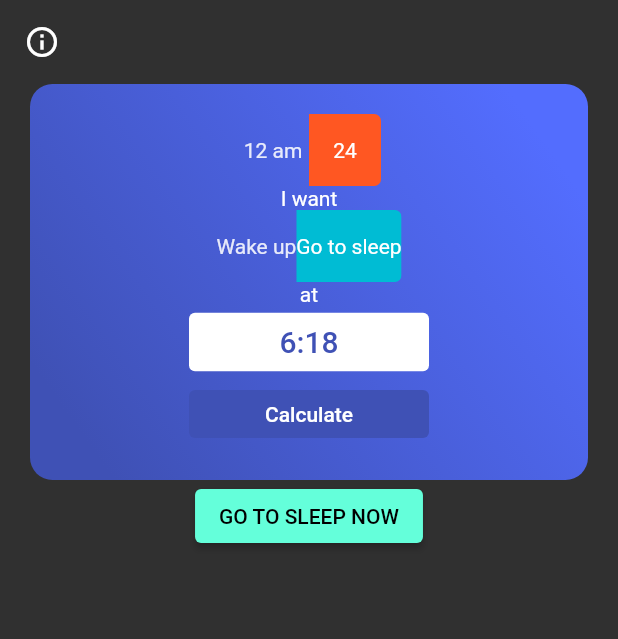
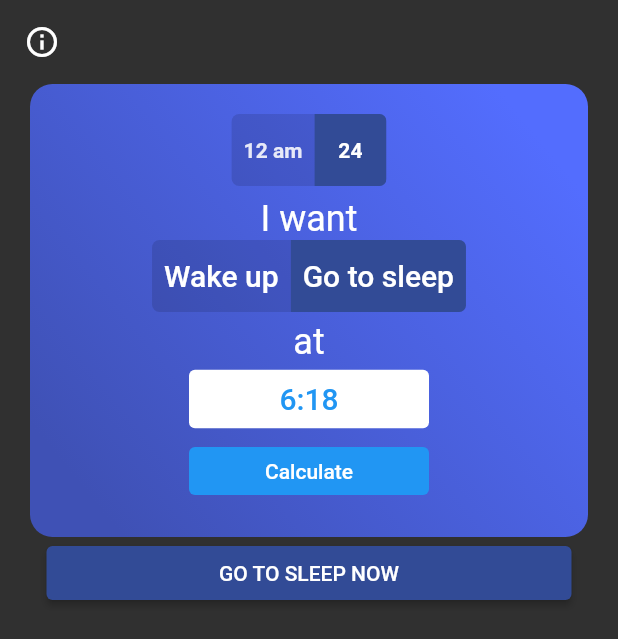
Before and after one commit to ItIsSzczepan/time-to-sleep, a Flutter app: the screen it shows after launch, on a phone screen of 412 x 824 dp. Shown: the top 639 px of the screen. Run offline on Flutter 3.47's test engine with Material 2 defaults, Android fonts, the phone set to English and light mode, and no system bars; our stand-ins replace bloc, clock, equatable, flutter_bloc; generated files the repository leaves out were written again.

Commit message:
edited style

```diff
--- a/lib/main.dart
+++ b/lib/main.dart
@@ -18,7 +18,7 @@ class MyApp extends StatelessWidget {
     return MaterialApp(
       title: 'Wake Up Calculator',
       theme: ThemeData(
-        primarySwatch: Colors.indigo,
+        colorScheme: ColorScheme.dark(primary: Colors.blue, onPrimary: Colors.white, secondary: Color.fromRGBO(50, 75, 150, 1.0), onSecondary: Colors.white),
         brightness: Brightness.dark,
       ),
       localizationsDelegates: AppLocalizations.localizationsDelegates,
--- a/lib/widgets/wake_up_calculator_form.dart
+++ b/lib/widgets/wake_up_calculator_form.dart
@@ -59,22 +59,32 @@ class WakeUpCalculatorForm extends StatelessWidget {
                         colors: [Colors.indigoAccent, Colors.indigo],
                         stops: [0.1, 0.9])),
                 child: Column(
-                  mainAxisAlignment: MainAxisAlignment.center,
                   children: [
-                    ToggleButtons(
+                    Container(
+                      decoration: BoxDecoration(
+                        borderRadius: BorderRadius.circular(5.0),
+                        color: Colors.black12,
+                      ),
+                      child: ToggleButtons(
                         renderBorder: false,
                         borderRadius: BorderRadius.circular(5.0),
-                      fillColor: Colors.deepOrange,
-                      selectedColor: Colors.white,
+                        fillColor: Theme.of(context).colorScheme.secondary,
+                        selectedColor: Theme.of(context).colorScheme.onSecondary,
                         isSelected: selectedHourFormatType,
                         children: [
-                        Text(
+                          Padding(
+                            padding: const EdgeInsets.all(8.0),
+                            child: Text(
                               AppLocalizations.of(context)!.h12,
-                          key: const Key("h12"),
+                              key: const Key("h12"), style: TextStyle(fontWeight: FontWeight.bold),
                             ),
-                        Text(
+                          ),
+                          Padding(
+                            padding: const EdgeInsets.all(8.0),
+                            child: Text(
                               AppLocalizations.of(context)!.h24,
-                          key: const Key("h24"),
+                              key: const Key("h24"), style: TextStyle(fontWeight: FontWeight.bold),
+                            ),
                           )
                         ],
                         onPressed: (value) {
@@ -86,18 +96,33 @@ class WakeUpCalculatorForm extends StatelessWidget {
                           }
                         },
                       ),
-                    Text(AppLocalizations.of(context)!.iWant),
-                    ToggleButtons(
+                    ),
+                    Padding(
+                      padding: const EdgeInsets.only(top: 8.0),
+                      child: Text(AppLocalizations.of(context)!.iWant, style: Theme.of(context).textTheme.headline5,),
+                    ),
+                    Container(
+                      decoration: BoxDecoration(
+                        borderRadius: BorderRadius.circular(5.0),
+                        color: Colors.black12,
+                      ),
+                      child: ToggleButtons(
                         renderBorder: false,
                         borderRadius: BorderRadius.circular(5.0),
-                      fillColor: Colors.cyan,
-                      selectedColor: Colors.white,
+                        fillColor: Theme.of(context).colorScheme.secondary,
+                        selectedColor: Theme.of(context).colorScheme.onSecondary,
                         isSelected: selectedCalculatingType,
                         children: [
-                        Text(AppLocalizations.of(context)!.wakeUp,
-                            key: const Key("WakeUpButton")),
-                        Text(AppLocalizations.of(context)!.goToSleep,
-                            key: const Key("GoToSleepButton"))
+                          Padding(
+                            padding: const EdgeInsets.all(8.0),
+                            child: Text(AppLocalizations.of(context)!.wakeUp,
+                                key: const Key("WakeUpButton"), style: Theme.of(context).textTheme.headline6,),
+                          ),
+                          Padding(
+                            padding: const EdgeInsets.all(8.0),
+                            child: Text(AppLocalizations.of(context)!.goToSleep,
+                                key: const Key("GoToSleepButton"), style: Theme.of(context).textTheme.headline6,),
+                          )
                         ],
                         onPressed: (value) {
                           if (!selectedCalculatingType[value]) {
@@ -108,9 +133,15 @@ class WakeUpCalculatorForm extends StatelessWidget {
                           }
                         },
                       ),
-                    Text(AppLocalizations.of(context)!.at),
+                    ),
+                    Padding(
+                      padding: const EdgeInsets.only(top: 6.0),
+                      child: Text(AppLocalizations.of(context)!.at, style: Theme.of(context).textTheme.headline5,),
+                    ),
                     TextButton(
-                      style: TextButton.styleFrom(backgroundColor: Colors.white, minimumSize: Size(160.0, 25.0)),
+                        style: TextButton.styleFrom(
+                            backgroundColor: Colors.white,
+                            minimumSize: Size(160.0, 25.0)),
                         key: const Key("HourButton"),
                         onPressed: () async {
                           TimeOfDay? newTime = await showTimePicker(
@@ -122,9 +153,16 @@ class WakeUpCalculatorForm extends StatelessWidget {
                             cubit.changeHour(time);
                           }
                         },
-                        child: Text("${time.hour}:${time.minute}", style: TextStyle(fontSize: 20.0),)),
+                        child: Text(
+                          "${time.hour}:${time.minute}",
+                          style: TextStyle(fontSize: 20.0),
+                        )),
                     TextButton(
-                      style: TextButton.styleFrom(backgroundColor: Theme.of(context).colorScheme.primary, minimumSize: Size(160.0, 25.0), primary: Theme.of(context).colorScheme.onPrimary ),
+                        style: TextButton.styleFrom(
+                            backgroundColor:
+                                Theme.of(context).colorScheme.primary,
+                            minimumSize: Size(160.0, 25.0),
+                            primary: Theme.of(context).colorScheme.onPrimary),
                         key: const Key("CalculateButton"),
                         onPressed: () => cubit.submit(time, calculatingType),
                         child:
@@ -133,7 +171,11 @@ class WakeUpCalculatorForm extends StatelessWidget {
                 ),
               ),
               ElevatedButton(
-                style: ElevatedButton.styleFrom(primary: Theme.of(context).colorScheme.secondary, onPrimary: Theme.of(context).colorScheme.onSecondary),
+                style: ElevatedButton.styleFrom(
+                    primary: Theme.of(context).colorScheme.secondary,
+                    onPrimary: Theme.of(context).colorScheme.onSecondary,
+                    fixedSize: Size.fromWidth(350.0),
+                ),
                 key: const Key("SleepNowButton"),
                 onPressed: () {
                   cubit.goToSleepNow();
```
Lines whose indentation alone changed are shown as unchanged.
